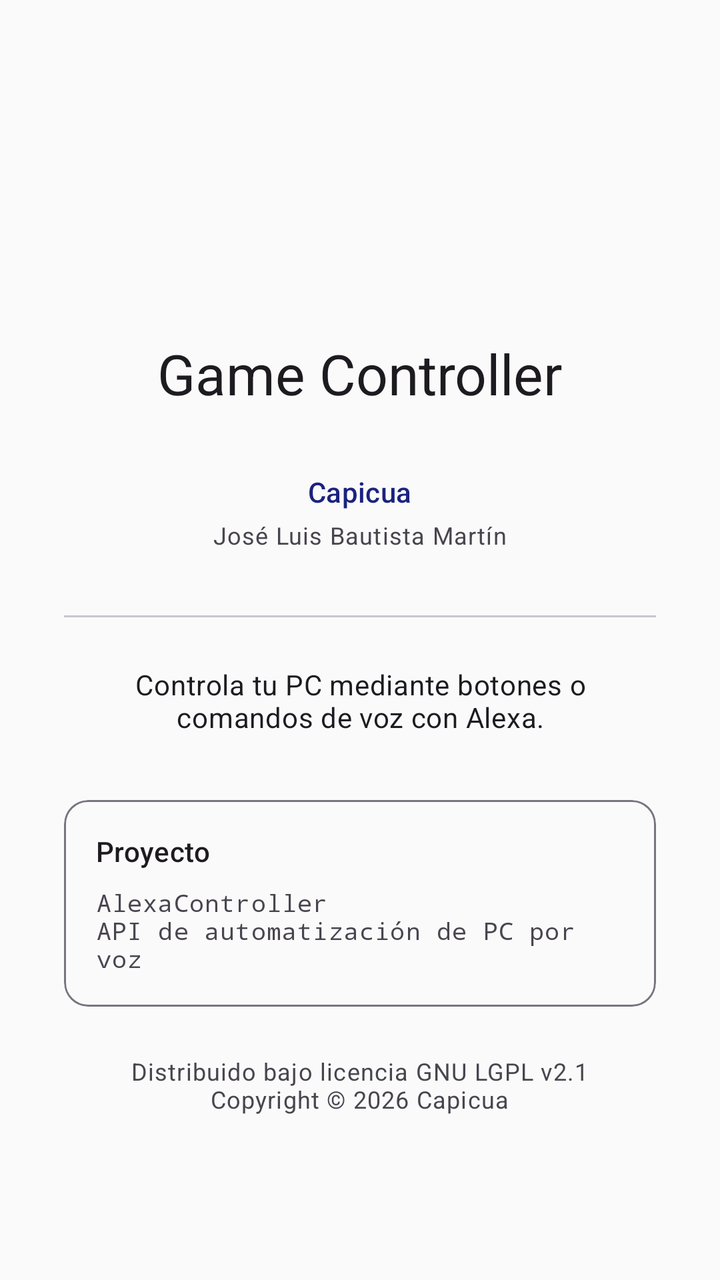
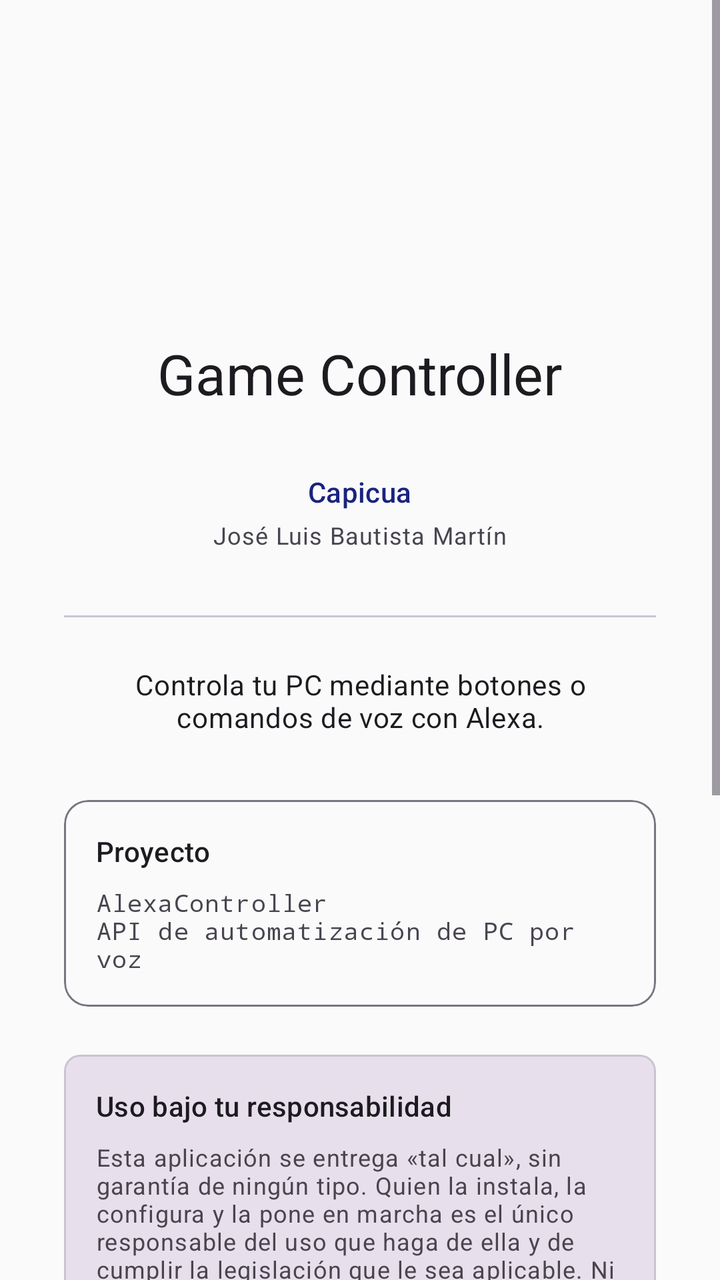

An Android layout rendered at two revisions. The XML below is the earlier revision; the diff shows what the commit changed to produce the second picture.
<!-- AndroidManifest.xml: application theme Theme.GameController -->
<!-- res/layout/fragment_about.xml -->
<?xml version="1.0" encoding="utf-8"?>
<ScrollView
    xmlns:android="http://schemas.android.com/apk/res/android"
    xmlns:app="http://schemas.android.com/apk/res-auto"
    android:layout_width="match_parent"
    android:layout_height="match_parent"
    android:fillViewport="true">

    <LinearLayout
        android:layout_width="match_parent"
        android:layout_height="wrap_content"
        android:orientation="vertical"
        android:gravity="center_horizontal"
        android:padding="32dp">

        
        <ImageView
            android:layout_width="96dp"
            android:layout_height="96dp"
            android:layout_marginTop="16dp"
            android:layout_marginBottom="24dp"
            android:src="@mipmap/ic_launcher"
            android:contentDescription="@string/app_name" />

        
        <TextView
            android:layout_width="wrap_content"
            android:layout_height="wrap_content"
            android:text="@string/app_name"
            android:textAppearance="@style/TextAppearance.Material3.HeadlineMedium"
            android:layout_marginBottom="4dp" />

        
        <TextView
            android:id="@+id/text_version"
            android:layout_width="wrap_content"
            android:layout_height="wrap_content"
            android:textAppearance="@style/TextAppearance.Material3.BodyMedium"
            android:textColor="?attr/colorOnSurfaceVariant"
            android:layout_marginBottom="8dp" />

        
        <TextView
            android:layout_width="wrap_content"
            android:layout_height="wrap_content"
            android:text="@string/about_empresa"
            android:textAppearance="@style/TextAppearance.Material3.TitleSmall"
            android:textColor="?attr/colorPrimary"
            android:layout_marginBottom="4dp" />

        
        <TextView
            android:layout_width="wrap_content"
            android:layout_height="wrap_content"
            android:text="@string/about_autor"
            android:textAppearance="@style/TextAppearance.Material3.BodySmall"
            android:textColor="?attr/colorOnSurfaceVariant"
            android:layout_marginBottom="32dp" />

        <com.google.android.material.divider.MaterialDivider
            android:layout_width="match_parent"
            android:layout_height="wrap_content"
            android:layout_marginBottom="24dp" />

        
        <TextView
            android:layout_width="match_parent"
            android:layout_height="wrap_content"
            android:text="@string/about_descripcion"
            android:textAppearance="@style/TextAppearance.Material3.BodyMedium"
            android:textAlignment="center"
            android:layout_marginBottom="32dp" />

        
        <com.google.android.material.card.MaterialCardView
            android:layout_width="match_parent"
            android:layout_height="wrap_content"
            android:layout_marginBottom="24dp"
            app:cardElevation="0dp"
            app:strokeColor="?attr/colorOutline"
            app:strokeWidth="1dp">

            <LinearLayout
                android:layout_width="match_parent"
                android:layout_height="wrap_content"
                android:orientation="vertical"
                android:padding="16dp">

                <TextView
                    android:layout_width="wrap_content"
                    android:layout_height="wrap_content"
                    android:text="@string/about_proyecto_titulo"
                    android:textAppearance="@style/TextAppearance.Material3.TitleSmall"
                    android:layout_marginBottom="8dp" />

                <TextView
                    android:layout_width="wrap_content"
                    android:layout_height="wrap_content"
                    android:text="@string/about_proyecto_detalle"
                    android:textAppearance="@style/TextAppearance.Material3.BodySmall"
                    android:fontFamily="monospace" />

            </LinearLayout>
        </com.google.android.material.card.MaterialCardView>

        
        <TextView
            android:layout_width="wrap_content"
            android:layout_height="wrap_content"
            android:text="@string/about_licencia"
            android:textAppearance="@style/TextAppearance.Material3.BodySmall"
            android:textColor="?attr/colorOnSurfaceVariant"
            android:textAlignment="center" />

    </LinearLayout>
</ScrollView>
<!-- resources referenced by this layout -->
<resources>
  <!-- mipmap ic_launcher (mipmap-anydpi-v26) -->
  <?xml version="1.0" encoding="utf-8"?>
  <adaptive-icon xmlns:android="http://schemas.android.com/apk/res/android">
      <background android:drawable="@drawable/ic_launcher_background" />
      <foreground android:drawable="@drawable/ic_launcher_foreground" />
  </adaptive-icon>
  <string name="about_autor">José Luis Bautista Martín</string>
  <string name="about_descripcion">Controla tu PC mediante botones o comandos de voz con Alexa.</string>
  <string name="about_empresa">Capicua</string>
  <string name="about_licencia">Distribuido bajo licencia GNU LGPL v2.1\nCopyright © 2026 Capicua</string>
  <string name="about_proyecto_detalle">AlexaController\nAPI de automatización de PC por voz</string>
  <string name="about_proyecto_titulo">Proyecto</string>
  <string name="app_name">Game Controller</string>
  <style name="Theme.GameController" parent="Theme.Material3.DayNight.NoActionBar">
          <item name="colorPrimary">@color/md_theme_primary</item>
          <item name="colorOnPrimary">@color/md_theme_on_primary</item>
          <item name="colorPrimaryContainer">@color/md_theme_primary_container</item>
          <item name="colorOnPrimaryContainer">@color/md_theme_on_primary_container</item>
          <item name="colorSecondary">@color/md_theme_secondary</item>
          <item name="colorOnSecondary">@color/md_theme_on_secondary</item>
          <item name="colorError">@color/md_theme_error</item>
          <item name="android:colorBackground">@color/md_theme_background</item>
          <item name="colorSurface">@color/md_theme_surface</item>
      </style>
  <color name="md_theme_primary">#1A237E</color>
  <color name="md_theme_on_primary">#FFFFFF</color>
  <color name="md_theme_primary_container">#C5CAE9</color>
  <color name="md_theme_on_primary_container">#1A237E</color>
  <color name="md_theme_secondary">#283593</color>
  <color name="md_theme_on_secondary">#FFFFFF</color>
  <color name="md_theme_error">#BA1A1A</color>
  <color name="md_theme_background">#FAFAFA</color>
  <color name="md_theme_surface">#FAFAFA</color>
  <!-- unchanged entries left out for length: 2 -->
</resources>

<!-- the commit's change to res/layout/fragment_about.xml (unified diff, before → after) -->
@@ -104,6 +104,80 @@
         </com.google.android.material.card.MaterialCardView>
 
         
+        <com.google.android.material.card.MaterialCardView
+            android:layout_width="match_parent"
+            android:layout_height="wrap_content"
+            android:layout_marginBottom="24dp"
+            app:cardElevation="0dp"
+            app:cardBackgroundColor="?attr/colorSurfaceVariant"
+            app:cardCornerRadius="8dp">
+
+            <LinearLayout
+                android:layout_width="match_parent"
+                android:layout_height="wrap_content"
+                android:orientation="vertical"
+                android:padding="16dp">
+
+                <TextView
+                    android:layout_width="wrap_content"
+                    android:layout_height="wrap_content"
+                    android:text="@string/about_responsabilidad_titulo"
+                    android:textAppearance="@style/TextAppearance.Material3.TitleSmall"
+                    android:layout_marginBottom="8dp" />
+
+                <TextView
+                    android:layout_width="match_parent"
+                    android:layout_height="wrap_content"
+                    android:text="@string/about_responsabilidad_detalle"
+                    android:textAppearance="@style/TextAppearance.Material3.BodySmall" />
+
+            </LinearLayout>
+        </com.google.android.material.card.MaterialCardView>
+
+        
+        <com.google.android.material.card.MaterialCardView
+            android:layout_width="match_parent"
+            android:layout_height="wrap_content"
+            android:layout_marginBottom="24dp"
+            app:cardElevation="0dp"
+            app:strokeColor="?attr/colorOutline"
+            app:strokeWidth="1dp">
+
+            <LinearLayout
+                android:layout_width="match_parent"
+                android:layout_height="wrap_content"
+                android:orientation="vertical"
+                android:padding="16dp">
+
+                <TextView
+                    android:layout_width="wrap_content"
+                    android:layout_height="wrap_content"
+                    android:text="@string/about_donativo_titulo"
+                    android:textAppearance="@style/TextAppearance.Material3.TitleSmall"
+                    android:layout_marginBottom="8dp" />
+
+                <TextView
+                    android:layout_width="match_parent"
+                    android:layout_height="wrap_content"
+                    android:text="@string/about_donativo_detalle"
+                    android:textAppearance="@style/TextAppearance.Material3.BodySmall"
+                    android:layout_marginBottom="12dp" />
+
+                <com.google.android.material.button.MaterialButton
+                    android:id="@+id/btn_donativo"
+                    style="@style/Widget.Material3.Button.TonalButton"
+                    android:layout_width="match_parent"
+                    android:layout_height="wrap_content"
+                    android:text="@string/about_donativo_boton"
+                    app:icon="@drawable/ic_corazon"
+                    app:iconGravity="textStart"
+                    app:iconSize="20dp"
+                    app:iconTint="@null" />
+
+            </LinearLayout>
+        </com.google.android.material.card.MaterialCardView>
+
+        
         <TextView
             android:layout_width="wrap_content"
             android:layout_height="wrap_content"
<!-- resource entries referenced after the edit -->
@@ -1,5 +1,20 @@
 <!-- resources referenced by this layout -->
 <resources>
+  <!-- drawable ic_corazon (drawable) -->
+  <?xml version="1.0" encoding="utf-8"?>
+  <vector xmlns:android="http://schemas.android.com/apk/res/android"
+      android:width="24dp"
+      android:height="24dp"
+      android:viewportWidth="24"
+      android:viewportHeight="24">
+  
+      <path
+          android:pathData="M12,22.56 C2.4,14.88 0.48,9.12 4.08,5.28 C7.2,2.16 11.04,3.12 12,6.24 C12.96,3.12 16.8,2.16 19.92,5.28 C23.52,9.12 21.6,14.88 12,22.56 Z"
+          android:fillColor="#FFCB4C"
+          android:strokeColor="#D69E2E"
+          android:strokeWidth="0.857" />
+  
+  </vector>
   <!-- mipmap ic_launcher (mipmap-anydpi-v26) -->
   <?xml version="1.0" encoding="utf-8"?>
   <adaptive-icon xmlns:android="http://schemas.android.com/apk/res/android">
@@ -8,10 +23,15 @@
   </adaptive-icon>
   <string name="about_autor">José Luis Bautista Martín</string>
   <string name="about_descripcion">Controla tu PC mediante botones o comandos de voz con Alexa.</string>
+  <string name="about_donativo_boton">Invitar a un café</string>
+  <string name="about_donativo_detalle">Esta aplicación es gratuita, sin anuncios y de código abierto. Si te resulta útil, puedes invitarme a un café. Es completamente opcional: la aplicación no insiste ni limita ninguna función.</string>
+  <string name="about_donativo_titulo">Apoyar el proyecto</string>
   <string name="about_empresa">Capicua</string>
   <string name="about_licencia">Distribuido bajo licencia GNU LGPL v2.1\nCopyright © 2026 Capicua</string>
   <string name="about_proyecto_detalle">AlexaController\nAPI de automatización de PC por voz</string>
   <string name="about_proyecto_titulo">Proyecto</string>
+  <string name="about_responsabilidad_detalle">Esta aplicación se entrega «tal cual», sin garantía de ningún tipo. Quien la instala, la configura y la pone en marcha es el único responsable del uso que haga de ella y de cumplir la legislación que le sea aplicable. Ni Capicua ni el autor, José Luis Bautista Martín, responden de ningún daño, pérdida de datos, apagado o reinicio inesperado del equipo, coste o incumplimiento derivado de su uso, de su mal uso o de la imposibilidad de usarla.</string>
+  <string name="about_responsabilidad_titulo">Uso bajo tu responsabilidad</string>
   <string name="app_name">Game Controller</string>
   <style name="Theme.GameController" parent="Theme.Material3.DayNight.NoActionBar">
           <item name="colorPrimary">@color/md_theme_primary</item>
@@ -23,6 +43,11 @@
           <item name="colorError">@color/md_theme_error</item>
           <item name="android:colorBackground">@color/md_theme_background</item>
           <item name="colorSurface">@color/md_theme_surface</item>
+  
+          
+          <item name="android:statusBarColor">@android:color/transparent</item>
+          <item name="android:navigationBarColor">@android:color/transparent</item>
+          <item name="android:windowLightStatusBar">true</item>
       </style>
   <color name="md_theme_primary">#1A237E</color>
   <color name="md_theme_on_primary">#FFFFFF</color>
